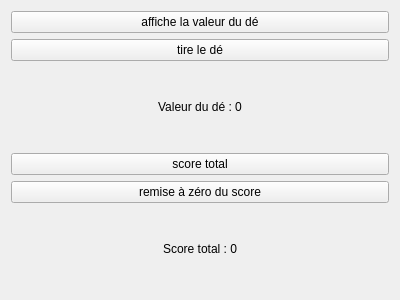
Above: simulation_de/de.ui from ValDV/Projets_qt before the change. Below: the same form after it.
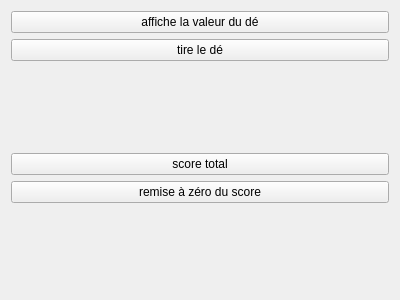
That is the form after the change.

The edit to the form file:
```diff
--- a/simulation_de/de.ui
+++ b/simulation_de/de.ui
@@ -31,7 +31,7 @@
    <item>
     <widget class="QLabel" name="labelValeurDe">
      <property name="text">
-      <string>Valeur du dé : 0</string>
+      <string/>
      </property>
      <property name="alignment">
       <set>Qt::AlignCenter</set>
@@ -55,7 +55,7 @@
    <item>
     <widget class="QLabel" name="labelScoreTotal">
      <property name="text">
-      <string>Score total : 0</string>
+      <string/>
      </property>
      <property name="alignment">
       <set>Qt::AlignCenter</set>
```
